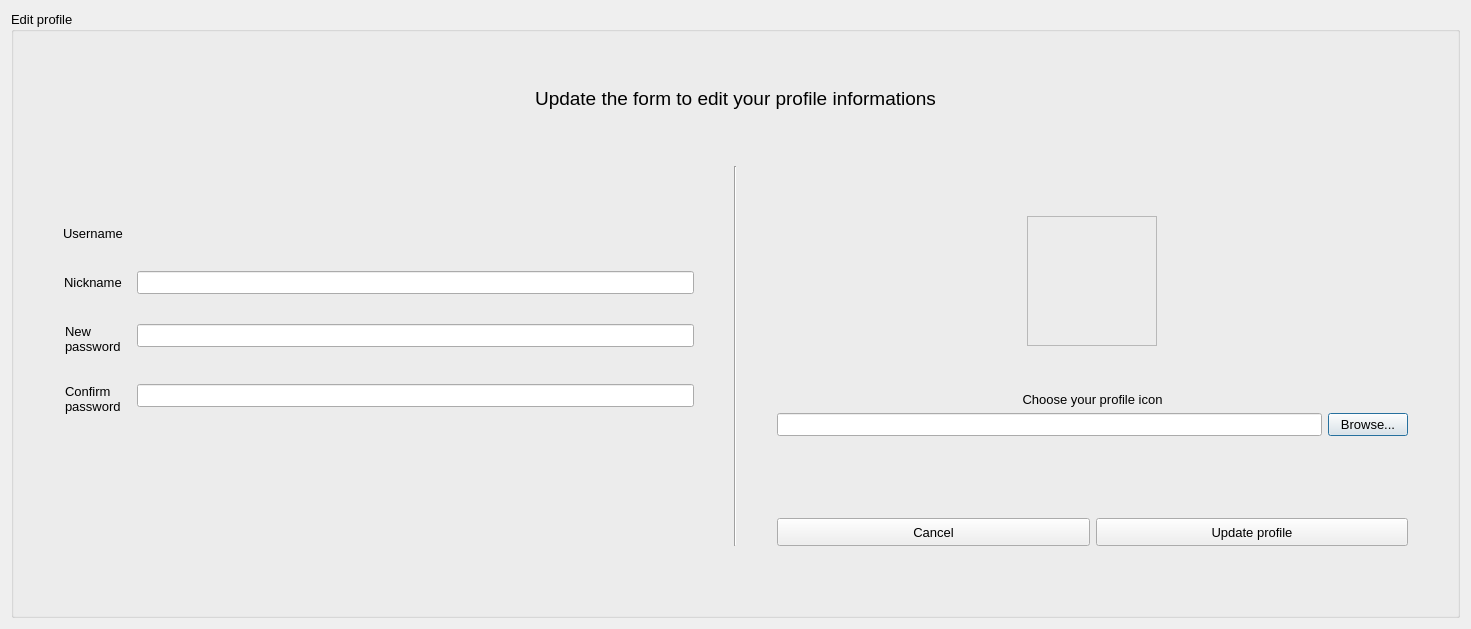
Qt form textedit/profileeditwindow.ui (pgallo725/livetext-pds) before a commit.
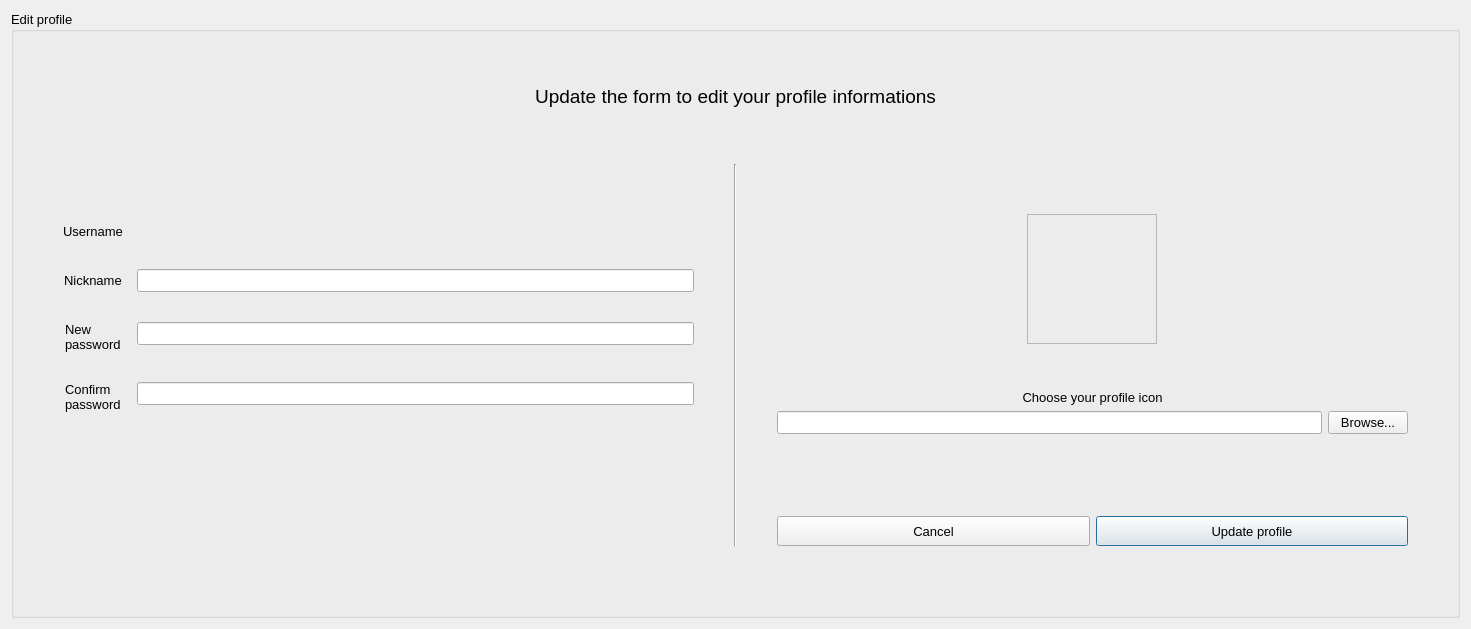
The same form after that commit.

```diff
--- a/textedit/profileeditwindow.ui
+++ b/textedit/profileeditwindow.ui
@@ -371,6 +371,9 @@
               <property name="text">
                <string>Browse...</string>
               </property>
+              <property name="autoDefault">
+               <bool>false</bool>
+              </property>
              </widget>
             </item>
            </layout>
@@ -448,23 +451,38 @@
             </property>
             <item>
              <widget class="QPushButton" name="pushButton_cancel">
+              <property name="sizePolicy">
+               <sizepolicy hsizetype="Minimum" vsizetype="Preferred">
+                <horstretch>0</horstretch>
+                <verstretch>0</verstretch>
+               </sizepolicy>
+              </property>
               <property name="minimumSize">
                <size>
                 <width>0</width>
-                <height>28</height>
+                <height>30</height>
                </size>
               </property>
               <property name="text">
                <string>Cancel</string>
               </property>
+              <property name="autoDefault">
+               <bool>false</bool>
+              </property>
              </widget>
             </item>
             <item>
              <widget class="QPushButton" name="pushButton_updateProfile">
+              <property name="sizePolicy">
+               <sizepolicy hsizetype="Minimum" vsizetype="Preferred">
+                <horstretch>0</horstretch>
+                <verstretch>0</verstretch>
+               </sizepolicy>
+              </property>
               <property name="minimumSize">
                <size>
-                <width>190</width>
-                <height>28</height>
+                <width>200</width>
+                <height>30</height>
                </size>
               </property>
               <property name="font">
```
